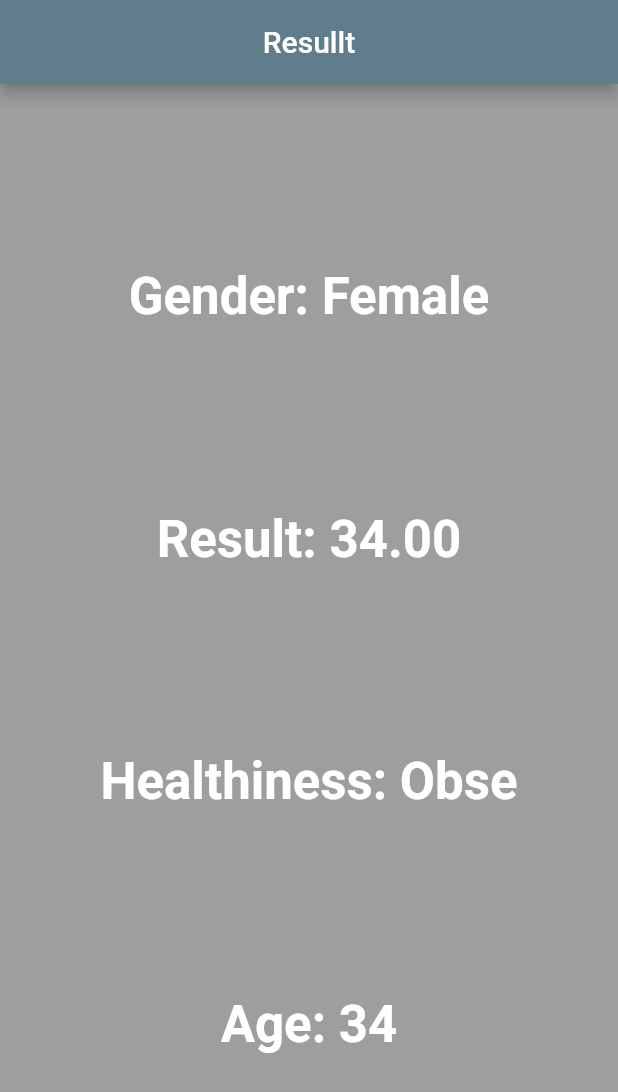
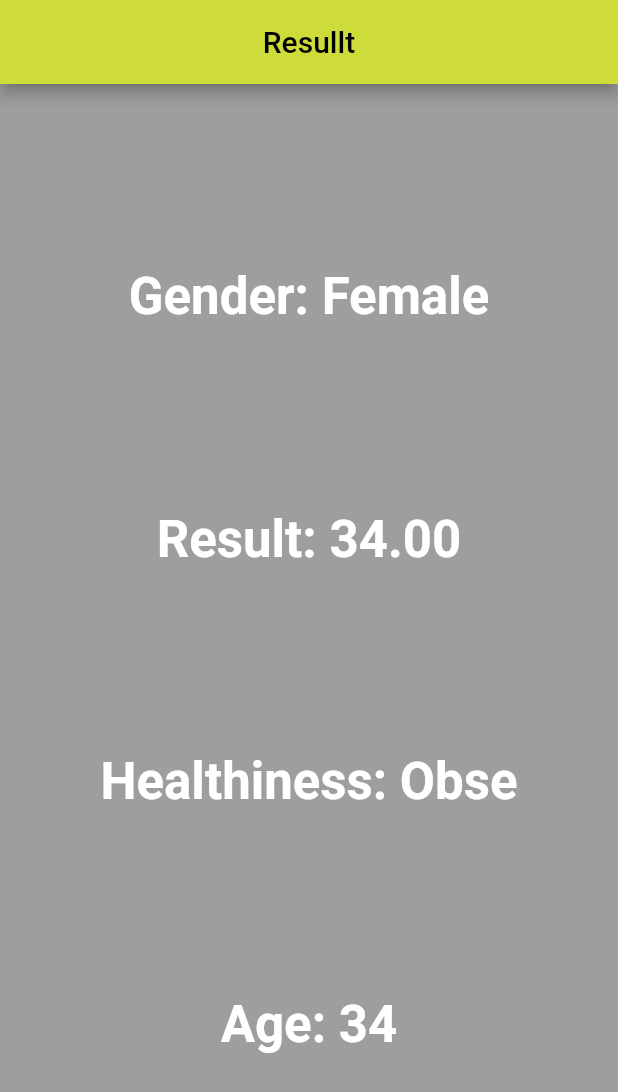
Before and after one commit to HowkMii/body-mass-index-calculator, a Flutter app: the screen it shows after launch, on a phone screen of 412 x 824 dp. Shown: the top 1092 px of the screen. Run offline on Flutter 3.47's test engine with Material 2 defaults, Android fonts, the phone set to English and light mode, and no system bars.

Commit message:
textTheme

```diff
--- a/lib/main.dart
+++ b/lib/main.dart
@@ -18,7 +18,7 @@ class MyApp extends StatelessWidget {
         textTheme: TextTheme(
           headline2: TextStyle(fontSize: 34,fontWeight: FontWeight.bold, color: Colors.white),
         ),
-        primarySwatch: Colors.blueGrey,
+        primarySwatch: Colors.lime,
         canvasColor: Colors.black38
       ),
 
--- a/lib/result.dart
+++ b/lib/result.dart
@@ -29,10 +29,10 @@ class Result extends StatelessWidget {
           child: Column(
             mainAxisAlignment: MainAxisAlignment.spaceEvenly,
             children: [
-              Text('Gender: ${isMale?'Male':'Female'}',style: Theme.of(context).textTheme.headline2),
-              Text('Result: ${result.toStringAsFixed(2)}',style: Theme.of(context).textTheme.headline2),
-              Text('Healthiness: ${resultPhrase}',style: Theme.of(context).textTheme.headline2),
-              Text('Age: ${age}',style:Theme.of(context).textTheme.headline2),
+              Text('Gender: ${isMale?'Male':'Female'}',style: Theme.of(context).textTheme.headline2,textAlign: TextAlign.center,),
+              Text('Result: ${result.toStringAsFixed(2)}',style: Theme.of(context).textTheme.headline2,textAlign: TextAlign.center),
+              Text('Healthiness: ${resultPhrase}',style: Theme.of(context).textTheme.headline2,textAlign: TextAlign.center),
+              Text('Age: ${age}',style:Theme.of(context).textTheme.headline2,textAlign: TextAlign.center),
 
             ],
           ),
```
